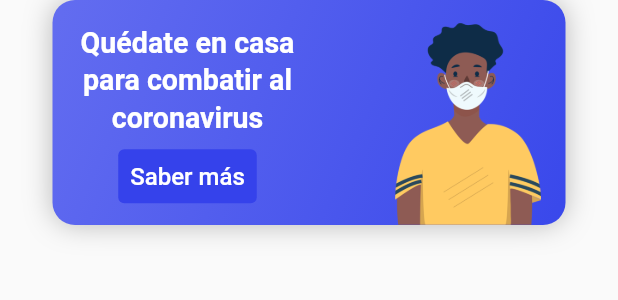
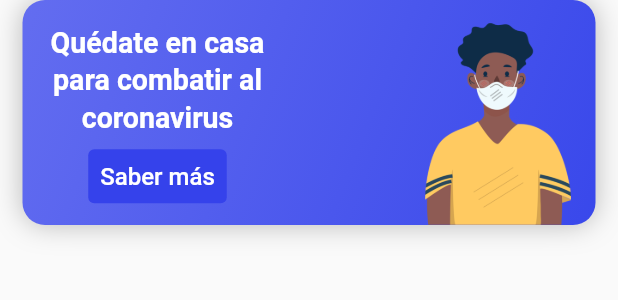
Before and after one commit to AngelDiazMera/covid-app, a Flutter app: the CovidKnowMore widget shown alone on an empty page, opened directly, on a phone screen of 412 x 824 dp. Shown: the top 300 px of the screen. Run offline on Flutter 3.47's test engine with Material 2 defaults, Android fonts, the light colour scheme and no system bars; our stand-ins replace carousel_slider, easy_dynamic_theme, flutter_icons, shared_preferences; accounts and stored records are empty.

Commit message:
covid info carousel optimized

```diff
--- a/lib/pages/my_account/widgets/covid_know_more.dart
+++ b/lib/pages/my_account/widgets/covid_know_more.dart
@@ -17,7 +17,7 @@ class CovidKnowMore extends StatelessWidget {
   Widget build(BuildContext context) {
     double fontSize = (MediaQuery.of(context).size.width - 200) * (0.09);
     return Container(
-      margin: EdgeInsets.symmetric(horizontal: 35),
+      margin: EdgeInsets.symmetric(horizontal: 15),
       width: double.infinity,
       height: 150,
       decoration: BoxDecoration(
--- a/lib/pages/my_account/widgets/my_account_body.dart
+++ b/lib/pages/my_account/widgets/my_account_body.dart
@@ -4,6 +4,7 @@ import 'package:persistencia_datos/data/symptoms.dart';
 import 'package:persistencia_datos/pages/my_account/widgets/covid_know_more.dart';
 import 'package:persistencia_datos/pages/my_account/widgets/symptoms_card.dart';
 import 'package:persistencia_datos/pages/my_account/widgets/view_more_title.dart';
+import 'package:carousel_slider/carousel_slider.dart';
 
 class MyAccountBody extends StatelessWidget {
   @override
@@ -28,6 +29,7 @@ class MyAccountBody extends StatelessWidget {
         ),
       ),
       SizedBox(height: 20),
+      CarouselSlider(items: <Widget>[
         CovidKnowMore(
             asset: "assets/facemask_guy.png",
             url:
@@ -46,6 +48,7 @@ class MyAccountBody extends StatelessWidget {
             url:
                 "https://www.zeit.de/wissen/gesundheit/2020-11/coronavirus-aerosols-infection-risk-hotspot-interiors?utm_referrer=https%3A%2F%2Fwww.rtve.es%2F",
             description: "Herramienta de probabilidad de contagios"),
+      ], options: CarouselOptions(autoPlay: true))
     ];
   }
 
--- a/pubspec.yaml
+++ b/pubspec.yaml
@@ -29,6 +29,7 @@ dependencies:
   http: ^0.13.3
   shared_preferences: ^2.0.6
   url_launcher: ^6.0.9
+  carousel_slider: ^4.0.0
 
 dev_dependencies:
   flutter_test:
```
Also changed, not shown: pubspec.lock. Lines whose indentation alone changed are shown as unchanged.
